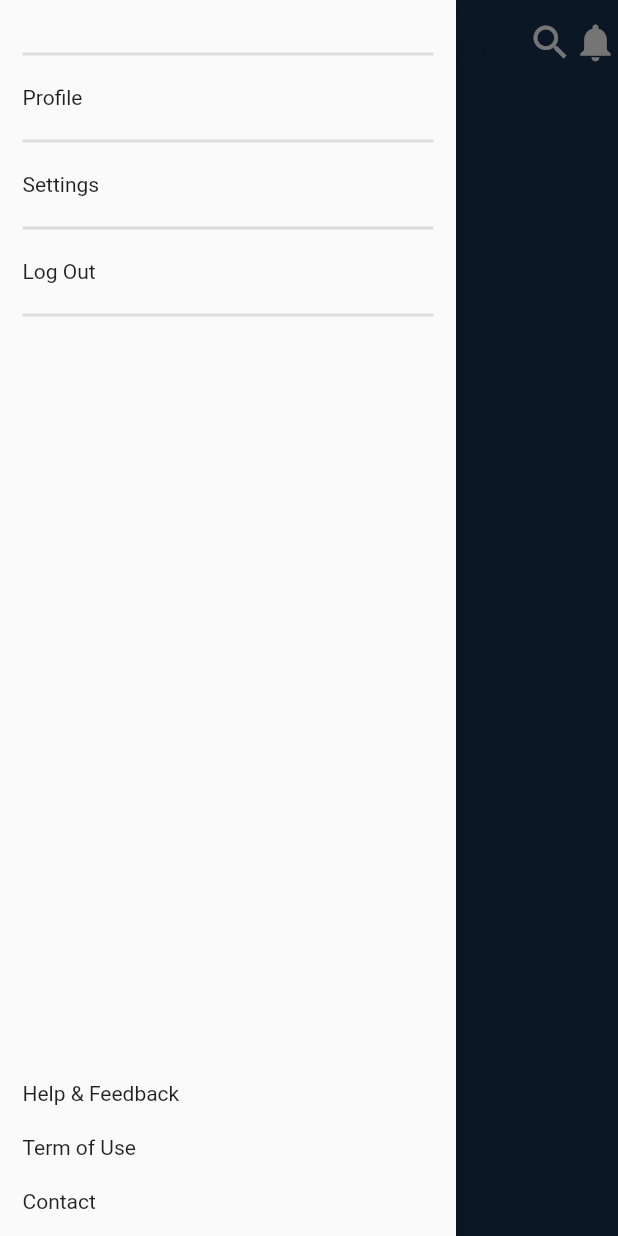
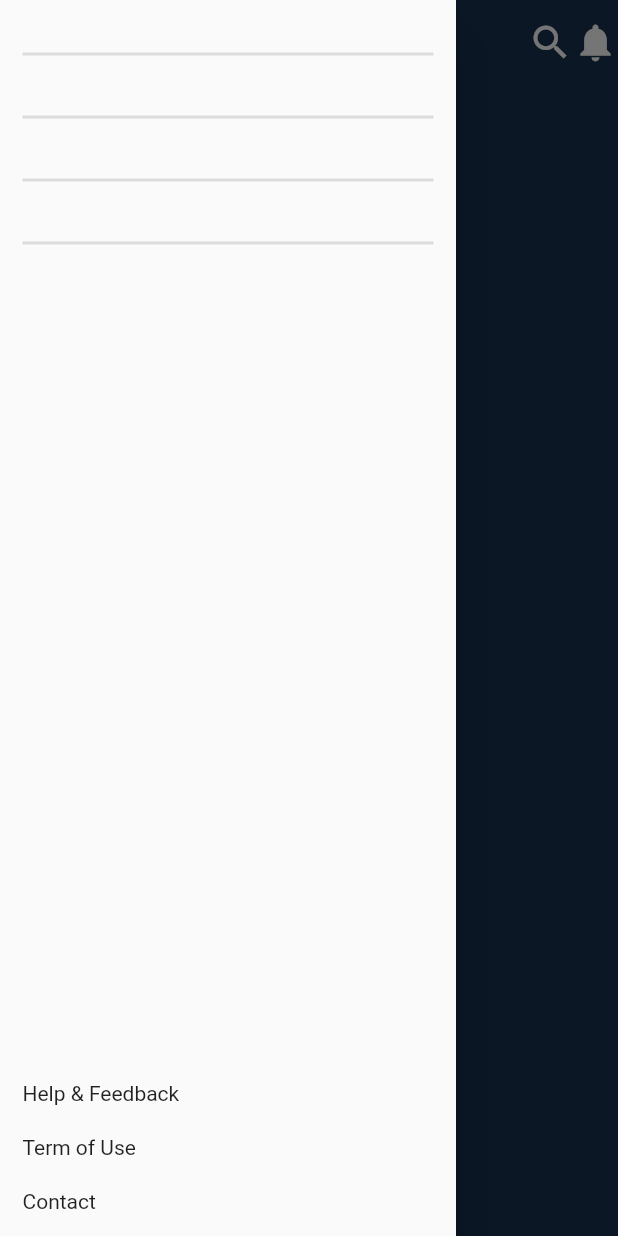
Before and after one commit to kennyobey/Stu-Do-UI, a Flutter app: the Calenderpage screen opened directly, with the side drawer open, on a phone screen of 412 x 824 dp. Run offline on Flutter 3.47's test engine with Material 2 defaults, Android fonts, the phone set to English and light mode, and no system bars; our stand-ins replace font_awesome_flutter.

Commit message:
Tag page fixed

```diff
--- a/lib/Screens/bottomnav.dart
+++ b/lib/Screens/bottomnav.dart
@@ -15,7 +15,7 @@ class _MyNavPageState extends State<MyNavPage> {
   late int _selectedIndex = 0;
   static final List<Widget> _pages = <Widget>[
     TodoHomePage(),
-    //Calenderpage()
+    Calenderpage()
     //TableRangeExample()
   ];
 
--- a/lib/Screens/calenderview.dart
+++ b/lib/Screens/calenderview.dart
@@ -2,19 +2,25 @@
 
 import 'package:flutter/material.dart';
 
-class Calenderpage extends StatelessWidget {
+class Calenderpage extends StatefulWidget {
   // final CalendarController _controller = CalendarController();
 
   Calenderpage({Key? key}) : super(key: key);
+
+  @override
+  State<Calenderpage> createState() => _CalenderpageState();
+}
+
+class _CalenderpageState extends State<Calenderpage> {
   @override
   Widget build(BuildContext context) {
     return Scaffold(
         resizeToAvoidBottomInset: true,
         appBar: AppBar(
           elevation: 0,
-          title: Text(""),
-          backgroundColor: Color.fromRGBO(25, 50, 80, 1),
-          actions: [
+          title: const Text(""),
+          backgroundColor: const Color.fromRGBO(25, 50, 80, 1),
+          actions: const [
             Padding(padding: EdgeInsets.all(8)),
             Icon(
               Icons.search,
@@ -57,15 +63,15 @@ class Calenderpage extends StatelessWidget {
                 SizedBox(
                   height: 20,
                 ),
-                InkWell(
-                  child: Text('Profile'),
-                  onTap: () {
-                    // Update the state of the app
-                    // ...
-                    // Then close the drawer
-                    Navigator.pop(context);
-                  },
-                ),
+                // InkWell(
+                //   child: Text('Profile'),
+                //   onTap: () {
+                //     // Update the state of the app
+                //     // ...
+                //     // Then close the drawer
+                //     Navigator.pop(context);
+                //   },
+                // ),
                 SizedBox(
                   height: 20,
                 ),
@@ -76,15 +82,15 @@ class Calenderpage extends StatelessWidget {
                 SizedBox(
                   height: 20,
                 ),
-                InkWell(
-                  child: Text('Settings'),
-                  onTap: () {
-                    // Update the state of the app
-                    // ...
-                    // Then close the drawer
-                    Navigator.pop(context);
-                  },
-                ),
+                // InkWell(
+                //   child: Text('Settings'),
+                //   onTap: () {
+                //     // Update the state of the app
+                //     // ...
+                //     // Then close the drawer
+                //     Navigator.pop(context);
+                //   },
+                // ),
                 SizedBox(
                   height: 20,
                 ),
@@ -95,15 +101,15 @@ class Calenderpage extends StatelessWidget {
                 SizedBox(
                   height: 20,
                 ),
-                InkWell(
-                  child: Text('Log Out'),
-                  onTap: () {
-                    // Update the state of the app
-                    // ...
-                    // Then close the drawer
-                    Navigator.pop(context);
-                  },
-                ),
+                // InkWell(
+                //   child: Text('Log Out'),
+                //   onTap: () {
+                //     // Update the state of the app
+                //     // ...
+                //     // Then close the drawer
+                //     Navigator.pop(context);
+                //   },
+                // ),
                 SizedBox(
                   height: 20,
                 ),
```
Also changed, not shown: lib/Screens/Alert_dialogue/alertdialogue.dart (+10 -12 lines).
